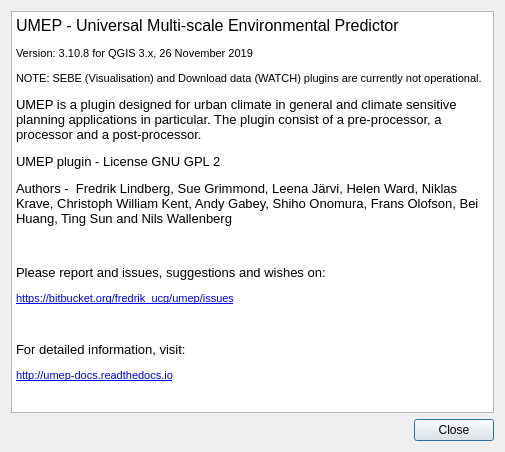
The window that UMEP_about.ui (UMEP-dev/UMEP) describes before a commit, drawn with Qt 5.
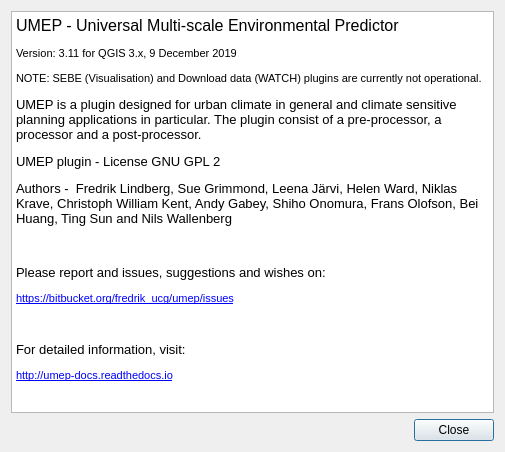
The same window after the commit.

What changed in the file:
```diff
--- a/UMEP_about.ui
+++ b/UMEP_about.ui
@@ -31,7 +31,7 @@
 p, li { white-space: pre-wrap; }
 &lt;/style&gt;&lt;/head&gt;&lt;body style=&quot; font-family:'MS Shell Dlg 2'; font-size:8.25pt; font-weight:400; font-style:normal;&quot;&gt;
 &lt;p style=&quot; margin-top:0px; margin-bottom:0px; margin-left:0px; margin-right:0px; -qt-block-indent:0; text-indent:0px;&quot;&gt;&lt;span style=&quot; font-size:12pt;&quot;&gt;UMEP - Universal Multi-scale Environmental Predictor &lt;/span&gt;&lt;/p&gt;
-&lt;p style=&quot; margin-top:12px; margin-bottom:12px; margin-left:0px; margin-right:0px; -qt-block-indent:0; text-indent:0px;&quot;&gt;&lt;span style=&quot; font-size:8pt;&quot;&gt;Version: 3.10.8 for QGIS 3.x, 26 November 2019&lt;/span&gt;&lt;/p&gt;
+&lt;p style=&quot; margin-top:12px; margin-bottom:12px; margin-left:0px; margin-right:0px; -qt-block-indent:0; text-indent:0px;&quot;&gt;&lt;span style=&quot; font-size:8pt;&quot;&gt;Version: 3.11 for QGIS 3.x, 9 December 2019&lt;/span&gt;&lt;/p&gt;
 &lt;p style=&quot; margin-top:12px; margin-bottom:12px; margin-left:0px; margin-right:0px; -qt-block-indent:0; text-indent:0px;&quot;&gt;&lt;span style=&quot; font-size:8pt;&quot;&gt;NOTE: SEBE (Visualisation) and Download data (WATCH) plugins are currently not operational.&lt;/span&gt;&lt;/p&gt;
 &lt;p style=&quot; margin-top:12px; margin-bottom:12px; margin-left:0px; margin-right:0px; -qt-block-indent:0; text-indent:0px;&quot;&gt;&lt;span style=&quot; font-size:10pt;&quot;&gt;UMEP is a plugin designed for urban climate in general and climate sensitive planning applications in particular. The plugin consist of a pre-processor, a processor and a post-processor.&lt;/span&gt;&lt;/p&gt;
 &lt;p style=&quot; margin-top:12px; margin-bottom:12px; margin-left:0px; margin-right:0px; -qt-block-indent:0; text-indent:0px;&quot;&gt;&lt;span style=&quot; font-size:10pt;&quot;&gt;UMEP plugin - License GNU GPL 2&lt;/span&gt;&lt;/p&gt;
```
